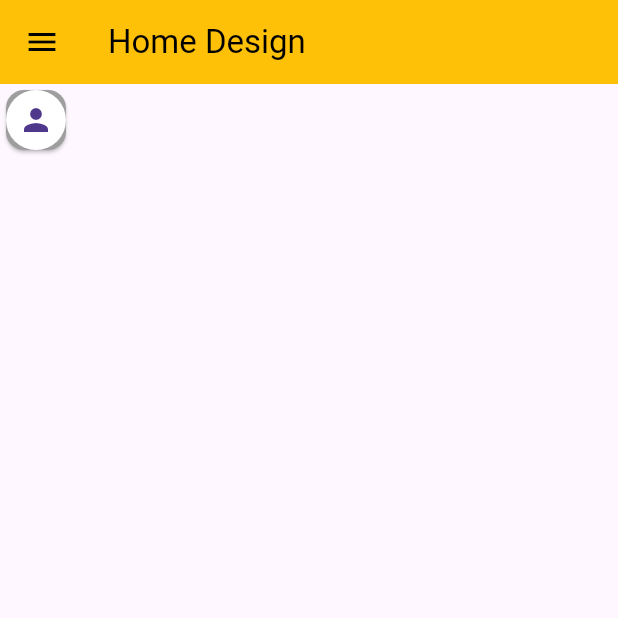
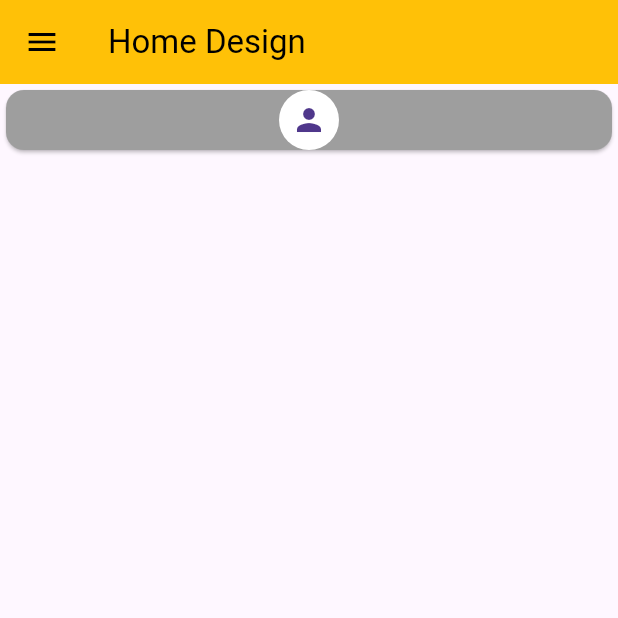
Before and after one commit to RaFiuL-RaZu/design_part, a Flutter app: the screen it shows after launch, on a phone screen of 412 x 824 dp, the top half of it. Run offline on Flutter 3.47's test engine with Material 3 defaults, Android fonts, the phone set to English and light mode, and no system bars.

Commit message:
innit commit

```diff
--- a/lib/main.dart
+++ b/lib/main.dart
@@ -33,17 +33,13 @@ class HomeScren extends StatelessWidget{
       drawer: Drawer(),
      body:ListView(
        children: [
-         Row(
-           children: [
          Card(
        color: Colors.grey,
        child: CircleAvatar(
          backgroundColor: Colors.white,
          child: Icon(Icons.person),
        ),
-             )
-           ],
-         )
+         ),
        ],
      ),
     );
```
Lines whose indentation alone changed are shown as unchanged.
